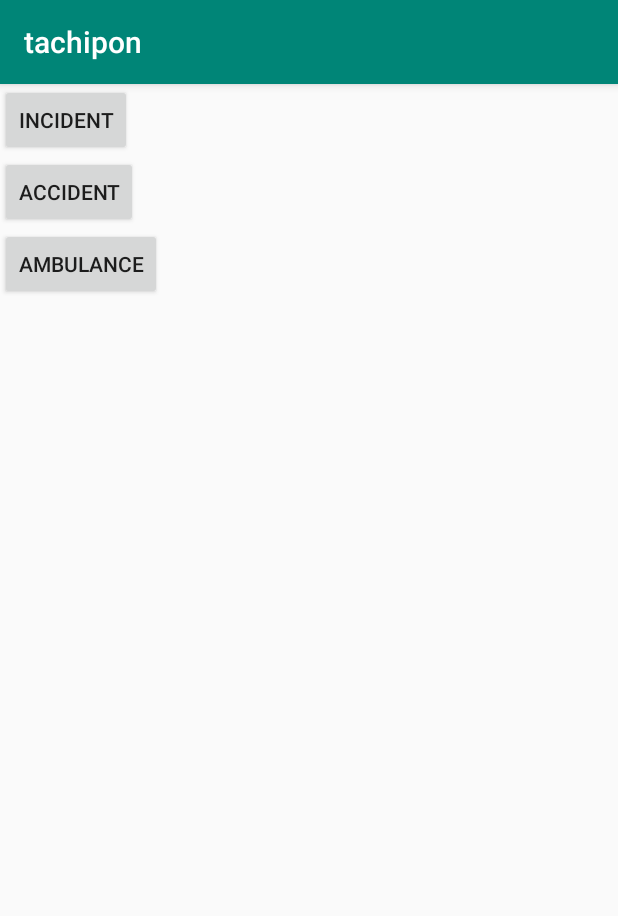
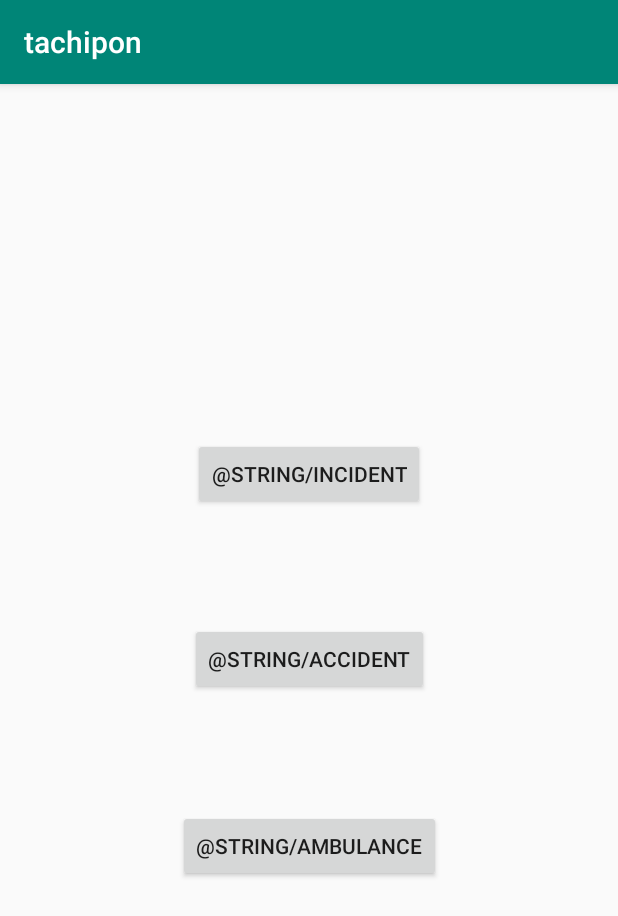
Before and after one commit to instigare/tachipon-android, an Android app: the screen it shows after launch (MainActivity), on a phone screen of 412 x 824 dp. Shown: the top 916 px of the screen. Run offline under Robolectric (Android 15) with nearby library versions, the phone set to English and light mode, and no system bars.

Commit message:
状況選択と詳細入力の追加

```diff
--- a/app/src/main/java/org/iniad/tachipon/MainActivity.java
+++ b/app/src/main/java/org/iniad/tachipon/MainActivity.java
@@ -1,15 +1,46 @@
 package org.iniad.tachipon;
 
+import android.content.Intent;
 import android.os.Bundle;
+import android.view.View;
+import android.widget.Button;
 
 import androidx.appcompat.app.AppCompatActivity;
 
-public class MainActivity extends AppCompatActivity {
+public class MainActivity extends AppCompatActivity implements View.OnClickListener{
+
+    Bundle bundle = new Bundle();
 
     @Override
     protected void onCreate(Bundle savedInstanceState) {
         super.onCreate(savedInstanceState);
         setContentView(R.layout.activity_main);
+
+        Button btnIncident = findViewById(R.id.btnIncident);
+        Button btnAccident = findViewById(R.id.btnAccident);
+        Button btnAmbulance = findViewById(R.id.btnAmbulance);
+
+        btnIncident.setOnClickListener(this);
+        btnAccident.setOnClickListener(this);
+        btnAmbulance.setOnClickListener(this);
     }
 
+    @Override
+    public void onClick(View v) {
+        switch (v.getId()) {
+            case R.id.btnIncident:
+                bundle.putString("situation", "incident");
+                break;
+            case R.id.btnAccident:
+                bundle.putString("situation", "accident");
+                break;
+            case R.id.btnAmbulance:
+                bundle.putString("situation", "ambulance");
+                break;
+        }
+
+        Intent i = new Intent(this, DetailsActivity.class);
+        i.putExtras(bundle);
+        startActivity(i);
+    }
 }
--- a/app/src/main/res/layout/activity_main.xml
+++ b/app/src/main/res/layout/activity_main.xml
@@ -7,32 +7,37 @@
     android:layout_height="match_parent"
     tools:context=".MainActivity">
 
+    <Button
+        android:id="@+id/btnAccident"
+        android:layout_width="wrap_content"
+        android:layout_height="wrap_content"
+        android:text="\@string/accident"
+        app:layout_constraintBottom_toTopOf="@+id/btnAmbulance"
+        app:layout_constraintEnd_toEndOf="parent"
+        app:layout_constraintHorizontal_bias="0.501"
+        app:layout_constraintStart_toStartOf="parent"
+        app:layout_constraintTop_toBottomOf="@+id/btnIncident"
+        app:layout_constraintVertical_bias="0.495" />
+
+    <Button
+        android:id="@+id/btnAmbulance"
+        android:layout_width="wrap_content"
+        android:layout_height="wrap_content"
+        android:layout_marginBottom="236dp"
+        android:text="\@string/ambulance"
+        app:layout_constraintBottom_toBottomOf="parent"
+        app:layout_constraintEnd_toEndOf="parent"
+        app:layout_constraintHorizontal_bias="0.501"
+        app:layout_constraintStart_toStartOf="parent" />
 
     <Button
         android:id="@+id/btnIncident"
         android:layout_width="wrap_content"
         android:layout_height="wrap_content"
-        android:text="Incident"
+        android:layout_marginTop="236dp"
+        android:text="\@string/incident"
+        app:layout_constraintEnd_toEndOf="parent"
+        app:layout_constraintHorizontal_bias="0.501"
         app:layout_constraintStart_toStartOf="parent"
         app:layout_constraintTop_toTopOf="parent" />
-
-
-    <Button
-        android:id="@+id/btnAccident"
-        android:layout_width="wrap_content"
-        android:layout_height="wrap_content"
-        android:text="Accident"
-        app:layout_constraintStart_toStartOf="@+id/btnIncident"
-        app:layout_constraintTop_toBottomOf="@+id/btnIncident" />
-
-
-    <Button
-        android:id="@+id/btnAmbulance"
-        android:layout_width="wrap_content"
-        android:layout_height="wrap_content"
-        android:text="Ambulance"
-        app:layout_constraintStart_toStartOf="@+id/btnAccident"
-        app:layout_constraintTop_toBottomOf="@+id/btnAccident" />
-
-
 </androidx.constraintlayout.widget.ConstraintLayout>
```
Also changed, not shown: app/src/main/AndroidManifest.xml (+6 -4 lines), app/src/main/java/org/iniad/tachipon/DetailsActivity.java (added, +25 -0 lines), app/src/main/res/layout/activity_details.xml (added, +53 -0 lines).
